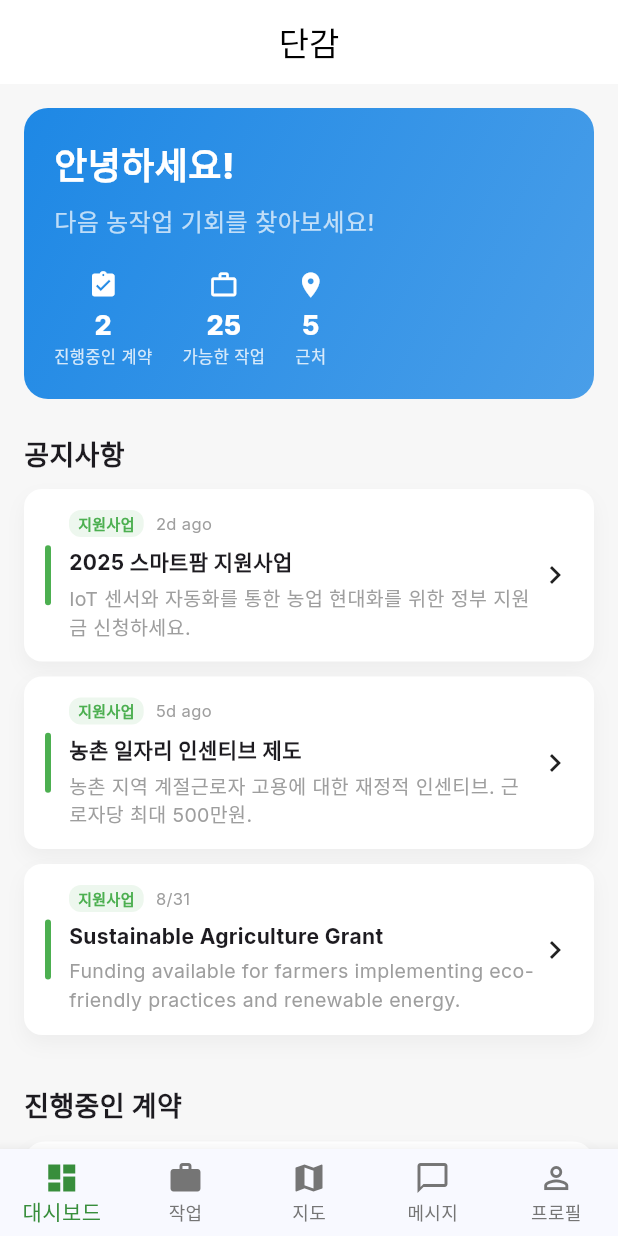
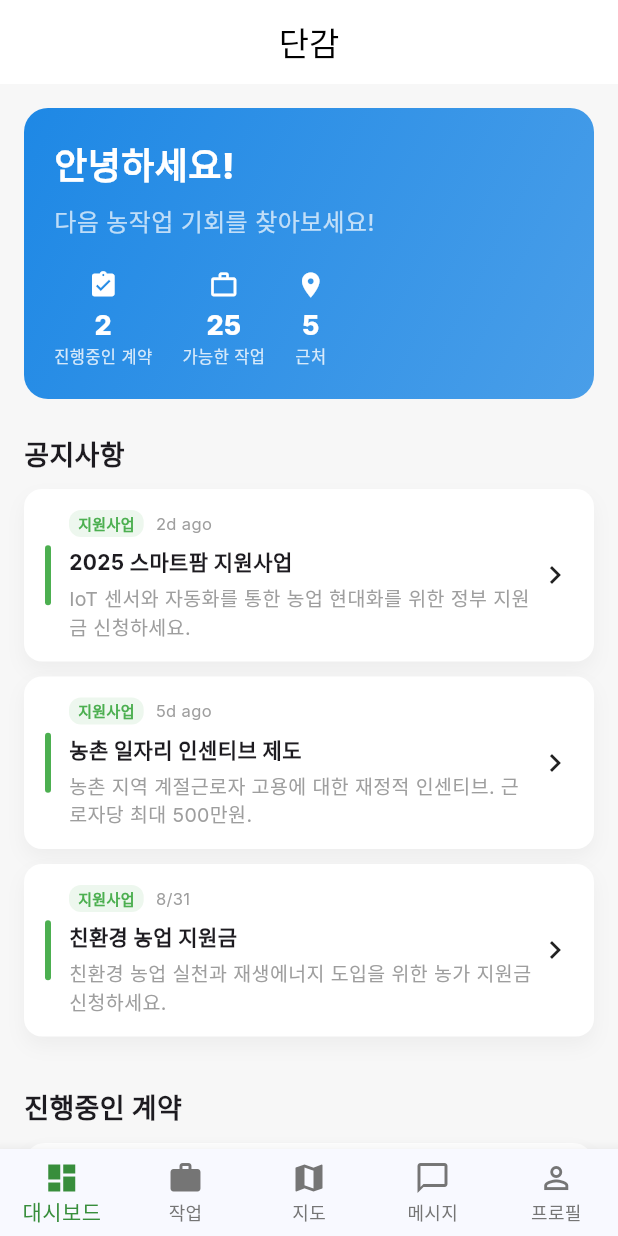
Before and after one commit to Via-Hyun0/dangam_app, a Flutter app: the screen it shows after launch, on a phone screen of 412 x 824 dp. Run offline on Flutter 3.47's test engine with Material 3 defaults, Android fonts, the phone set to English and light mode, and no system bars; our stand-ins replace google_fonts, google_maps_flutter; missing offline and left inert: farm_work_app.

Commit message:
feat: Complete Korean localization of mock data
- Translate all notices to Korean (support, policy, events, updates)
- Translate all job data to Korean with Gimje locations
- Update job titles, crops, locations, equipment, and employer names
- Ensure all mock data is fully localized for Korean users

```diff
--- a/lib/data/mock_jobs.dart
+++ b/lib/data/mock_jobs.dart
@@ -168,156 +168,156 @@ final List<Job> mockJobs = [
   // Harvesting
   Job(
     id: 'j14',
-    title: 'Wheat harvest',
-    crop: 'Wheat',
-    location: 'Wimmera',
+    title: '밀 수확',
+    crop: '밀',
+    location: '김제시 금구면',
     areaHectares: 25.0,
-    requiredEquipment: const ['Combine harvester', 'Grain truck'],
+    requiredEquipment: const ['콤바인', '곡물 트럭'],
     scheduledDate: DateTime.now().add(const Duration(days: 10)),
     type: JobType.harvesting,
     distanceKm: 15.2,
-    employerName: 'Wheatfield Agriculture',
+    employerName: '금구 밀농장',
   ),
   Job(
     id: 'j15',
-    title: 'Potato harvest',
-    crop: 'Potato',
-    location: 'Tasmania',
+    title: '감자 수확',
+    crop: '감자',
+    location: '김제시 성덕면',
     areaHectares: 8.7,
-    requiredEquipment: const ['Potato harvester', 'Storage bins'],
+    requiredEquipment: const ['감자 수확기', '저장용 바구니'],
     scheduledDate: DateTime.now().add(const Duration(days: 5)),
     type: JobType.harvesting,
     distanceKm: 22.1,
-    employerName: 'Tasmanian Spuds',
+    employerName: '성덕 감자농장',
   ),
   Job(
     id: 'j16',
-    title: 'Cotton picking',
-    crop: 'Cotton',
-    location: 'Moree Plains',
+    title: '면화 수확',
+    crop: '면화',
+    location: '김제시 봉남면',
     areaHectares: 30.0,
-    requiredEquipment: const ['Cotton picker', 'Module builder'],
+    requiredEquipment: const ['면화 수확기', '모듈 빌더'],
     scheduledDate: DateTime.now().add(const Duration(days: 12)),
     type: JobType.harvesting,
     distanceKm: 45.3,
-    employerName: 'Cotton Country Farms',
+    employerName: '봉남 면화농장',
   ),
 
-  // Soil Preparation
+  // 토양 준비
   Job(
     id: 'j17',
-    title: 'Soil preparation for vegetables',
-    crop: 'Carrot',
-    location: 'Lockyer Valley',
+    title: '채소용 토양 준비',
+    crop: '당근',
+    location: '김제시 부량면',
     areaHectares: 3.2,
-    requiredEquipment: const ['Rototiller', 'Compost spreader'],
+    requiredEquipment: const ['로터틸러', '퇴비 살포기'],
     scheduledDate: DateTime.now().add(const Duration(days: 4)),
     type: JobType.soilPreparation,
     distanceKm: 5.8,
-    employerName: 'Fresh Veggie Farms',
+    employerName: '부량 채소농장',
   ),
   Job(
     id: 'j18',
-    title: 'Field plowing',
-    crop: 'Soybean',
-    location: 'Darling Downs',
+    title: '밭 갈기',
+    crop: '콩',
+    location: '김제시 금구면',
     areaHectares: 18.5,
-    requiredEquipment: const ['Moldboard plow', 'Tractor'],
+    requiredEquipment: const ['보습 쟁기', '트랙터'],
     scheduledDate: DateTime.now().add(const Duration(days: 6)),
     type: JobType.soilPreparation,
     distanceKm: 12.4,
-    employerName: 'Soybean Specialists',
+    employerName: '금구 콩농장',
   ),
 
-  // Pruning
+  // 가지치기
   Job(
     id: 'j19',
-    title: 'Vine pruning',
-    crop: 'Grape',
-    location: 'Hunter Valley',
+    title: '포도 덩굴 가지치기',
+    crop: '포도',
+    location: '김제시 봉남면',
     areaHectares: 4.8,
-    requiredEquipment: const ['Pruning shears', 'Ladders'],
+    requiredEquipment: const ['전지 가위', '사다리'],
     scheduledDate: DateTime.now().add(const Duration(days: 9)),
     type: JobType.pruning,
     distanceKm: 7.2,
-    employerName: 'Hunter Valley Vines',
+    employerName: '봉남 포도농장',
   ),
   Job(
     id: 'j20',
-    title: 'Orchard pruning',
-    crop: 'Peach',
-    location: 'Goulburn Valley',
+    title: '과수원 가지치기',
+    crop: '복숭아',
+    location: '김제시 성덕면',
     areaHectares: 6.2,
-    requiredEquipment: const ['Pruning saws', 'Pole pruners'],
+    requiredEquipment: const ['전지 톱', '고지 가위'],
     scheduledDate: DateTime.now().add(const Duration(days: 11)),
     type: JobType.pruning,
     distanceKm: 13.8,
-    employerName: 'Peach Paradise Orchards',
+    employerName: '성덕 복숭아농장',
   ),
 
-  // Fertilizing
+  // 비료 주기
   Job(
     id: 'j21',
-    title: 'Fertilizer application',
-    crop: 'Wheat',
-    location: 'Wimmera',
+    title: '비료 시용',
+    crop: '밀',
+    location: '김제시 금구면',
     areaHectares: 22.0,
-    requiredEquipment: const ['Fertilizer spreader', 'Tractor'],
+    requiredEquipment: const ['비료 살포기', '트랙터'],
     scheduledDate: DateTime.now().add(const Duration(days: 7)),
     type: JobType.fertilizing,
     distanceKm: 15.2,
-    employerName: 'Wheatfield Agriculture',
+    employerName: '금구 밀농장',
   ),
   Job(
     id: 'j22',
-    title: 'Organic compost spreading',
-    crop: 'Lettuce',
-    location: 'Werribee',
+    title: '유기 퇴비 살포',
+    crop: '상추',
+    location: '김제시 부량면',
     areaHectares: 2.5,
-    requiredEquipment: const ['Compost spreader', 'Wheelbarrow'],
+    requiredEquipment: const ['퇴비 살포기', '손수레'],
     scheduledDate: DateTime.now().add(const Duration(days: 3)),
     type: JobType.fertilizing,
     distanceKm: 1.3,
-    employerName: 'Riverland Produce Co.',
+    employerName: '부량 채소농장',
   ),
 
-  // Pest Control
+  // 해충 방제
   Job(
     id: 'j23',
-    title: 'Pest control spraying',
-    crop: 'Cotton',
-    location: 'Moree Plains',
+    title: '해충 방제 살포',
+    crop: '면화',
+    location: '김제시 봉남면',
     areaHectares: 25.0,
-    requiredEquipment: const ['Sprayer', 'Protective gear', 'Pesticides'],
+    requiredEquipment: const ['살포기', '보호장비', '농약'],
     scheduledDate: DateTime.now().add(const Duration(days: 4)),
     type: JobType.pestControl,
     distanceKm: 45.3,
-    employerName: 'Cotton Country Farms',
+    employerName: '봉남 면화농장',
   ),
   Job(
     id: 'j24',
-    title: 'Integrated pest management',
-    crop: 'Tomato',
-    location: 'Lockyer Valley',
+    title: '종합 해충 관리',
+    crop: '토마토',
+    location: '김제시 부량면',
     areaHectares: 3.5,
-    requiredEquipment: const ['Beneficial insects', 'Monitoring traps'],
+    requiredEquipment: const ['천적 곤충', '모니터링 트랩'],
     scheduledDate: DateTime.now().add(const Duration(days: 6)),
     type: JobType.pestControl,
     distanceKm: 5.8,
-    employerName: 'Tomato Growers Inc',
+    employerName: '부량 토마토농장',
   ),
 
-  // Fencing
+  // 울타리 설치
   Job(
     id: 'j25',
-    title: 'Farm fence repair',
-    crop: 'Cattle',
-    location: 'Central Highlands',
+    title: '농장 울타리 수리',
+    crop: '소',
+    location: '김제시 금구면',
     areaHectares: 0.0,
-    requiredEquipment: const ['Wire', 'Posts', 'Fencing tools'],
+    requiredEquipment: const ['철사', '기둥', '울타리 도구'],
     scheduledDate: DateTime.now().add(const Duration(days: 5)),
     type: JobType.fencing,
     distanceKm: 28.7,
-    employerName: 'Highland Cattle Co.',
+    employerName: '금구 목장',
   ),
 ];
--- a/lib/data/mock_notices.dart
+++ b/lib/data/mock_notices.dart
@@ -71,143 +71,143 @@ final List<Notice> mockNotices = [
   ),
   Notice(
     id: 'n3',
-    title: 'Sustainable Agriculture Grant',
+    title: '친환경 농업 지원금',
     content:
-        'Funding available for farmers implementing eco-friendly practices and renewable energy.',
+        '친환경 농업 실천과 재생에너지 도입을 위한 농가 지원금 신청하세요.',
     publishedAt: DateTime.now().subtract(const Duration(days: 7)),
     type: NoticeType.support,
     link: 'https://example.com/sustainable-agriculture',
   ),
   Notice(
     id: 'n4',
-    title: 'Young Farmer Development Program',
+    title: '청년농업인 육성 프로그램',
     content:
-        'Mentorship and financial support for farmers under 35 starting their agricultural business.',
+        '35세 미만 청년농업인을 위한 멘토링 및 창업 자금 지원 프로그램입니다.',
     publishedAt: DateTime.now().subtract(const Duration(days: 10)),
     type: NoticeType.support,
     link: 'https://example.com/young-farmer-program',
   ),
 
-  // Policy Updates
+  // 정책 업데이트
   Notice(
     id: 'n5',
-    title: 'New Safety Regulations for Farm Workers',
+    title: '농업 근로자 안전 규정 신규 제정',
     content:
-        'Updated safety guidelines for agricultural workers effective March 2025.',
+        '2025년 3월부터 시행되는 농업 근로자 안전 가이드라인이 업데이트되었습니다.',
     publishedAt: DateTime.now().subtract(const Duration(days: 4)),
     type: NoticeType.policy,
   ),
   Notice(
     id: 'n6',
-    title: 'Minimum Wage Increase for Seasonal Workers',
+    title: '계절근로자 최저임금 인상',
     content:
-        'New minimum wage rates for agricultural workers effective February 1st, 2025.',
+        '2025년 2월 1일부터 농업 근로자 최저임금이 인상됩니다.',
     publishedAt: DateTime.now().subtract(const Duration(days: 6)),
     type: NoticeType.policy,
   ),
   Notice(
     id: 'n7',
-    title: 'Updated Pesticide Use Guidelines',
+    title: '농약 사용 지침 개정',
     content:
-        'New regulations for pesticide application and worker safety protocols.',
+        '농약 살포 및 근로자 안전 규정이 새롭게 개정되었습니다.',
     publishedAt: DateTime.now().subtract(const Duration(days: 8)),
     type: NoticeType.policy,
   ),
   Notice(
     id: 'n8',
-    title: 'Water Usage Restrictions Update',
+    title: '농업용수 사용 제한 업데이트',
     content:
-        'Revised water allocation limits for agricultural use during dry season.',
+        '건조기간 중 농업용수 배분 한도가 수정되었습니다.',
     publishedAt: DateTime.now().subtract(const Duration(days: 12)),
     type: NoticeType.policy,
   ),
 
-  // Events
+  // 행사
   Notice(
     id: 'n9',
-    title: 'Agricultural Technology Expo 2025',
+    title: '2025 농업기술 전시회',
     content:
-        'Join us at the annual expo showcasing the latest in farming technology and equipment.',
+        '최신 농업 기술과 장비를 선보이는 연례 전시회에 참여하세요.',
     publishedAt: DateTime.now().subtract(const Duration(days: 3)),
     type: NoticeType.event,
     link: 'https://example.com/agtech-expo-2025',
   ),
   Notice(
     id: 'n10',
-    title: 'Farm Safety Workshop Series',
+    title: '농장 안전 워크숍 시리즈',
     content:
-        'Free workshops on farm safety, equipment operation, and emergency procedures.',
+        '농장 안전, 장비 조작, 비상 절차에 대한 무료 워크숍을 개최합니다.',
     publishedAt: DateTime.now().subtract(const Duration(days: 9)),
     type: NoticeType.event,
     link: 'https://example.com/farm-safety-workshop',
   ),
   Notice(
     id: 'n11',
-    title: 'Organic Farming Conference',
+    title: '유기농업 컨퍼런스',
     content:
-        'Learn about organic farming techniques, certification, and market opportunities.',
+        '유기농업 기술, 인증, 시장 기회에 대해 알아보세요.',
     publishedAt: DateTime.now().subtract(const Duration(days: 11)),
     type: NoticeType.event,
     link: 'https://example.com/organic-farming-conference',
   ),
   Notice(
     id: 'n12',
-    title: 'Rural Jobs Fair 2025',
+    title: '2025 농촌 일자리 박람회',
     content:
-        'Connect with employers and find seasonal work opportunities in rural areas.',
+        '고용주와 연결되고 농촌 지역 계절근로 기회를 찾아보세요.',
     publishedAt: DateTime.now().subtract(const Duration(days: 13)),
     type: NoticeType.event,
     link: 'https://example.com/rural-jobs-fair',
   ),
 
-  // Platform Updates
+  // 플랫폼 업데이트
   Notice(
     id: 'n13',
-    title: 'Platform Maintenance Scheduled',
+    title: '플랫폼 정기 점검 예정',
     content:
-        'Scheduled maintenance on January 15th from 2-4 AM. Some features may be temporarily unavailable.',
+        '1월 15일 새벽 2-4시 정기 점검으로 일부 기능이 일시적으로 이용 불가할 수 있습니다.',
     publishedAt: DateTime.now().subtract(const Duration(days: 1)),
     type: NoticeType.update,
   ),
   Notice(
     id: 'n14',
-    title: 'New Mobile App Features',
+    title: '새로운 모바일 앱 기능',
     content:
-        'Check out the latest updates: offline mode, push notifications, and improved job matching.',
+        '최신 업데이트를 확인하세요: 오프라인 모드, 푸시 알림, 개선된 작업 매칭.',
     publishedAt: DateTime.now().subtract(const Duration(days: 14)),
     type: NoticeType.update,
   ),
   Notice(
     id: 'n15',
-    title: 'Enhanced Job Search Filters',
+    title: '향상된 작업 검색 필터',
     content:
-        'New filtering options by distance, pay rate, and work duration now available.',
+        '거리, 급여, 근무 기간별 새로운 필터링 옵션이 추가되었습니다.',
     publishedAt: DateTime.now().subtract(const Duration(days: 16)),
     type: NoticeType.update,
   ),
   Notice(
     id: 'n16',
-    title: 'Payment System Upgrade',
+    title: '결제 시스템 업그레이드',
     content:
-        'Faster and more secure payment processing for completed contracts.',
+        '완료된 계약에 대한 더 빠르고 안전한 결제 처리가 가능합니다.',
     publishedAt: DateTime.now().subtract(const Duration(days: 18)),
     type: NoticeType.update,
   ),
 
-  // Weather & Seasonal
+  // 날씨 및 계절
   Notice(
     id: 'n17',
-    title: 'Heat Wave Safety Alert',
+    title: '폭염 안전 경보',
     content:
-        'Extreme heat conditions expected. Ensure adequate hydration and rest breaks for workers.',
+        '극한 고온이 예상됩니다. 근로자들의 충분한 수분 섭취와 휴식 시간을 보장하세요.',
     publishedAt: DateTime.now().subtract(const Duration(hours: 6)),
     type: NoticeType.policy,
   ),
   Notice(
     id: 'n18',
-    title: 'Harvest Season Preparation',
+    title: '수확철 준비',
     content:
-        'Tips and resources for preparing your farm for the upcoming harvest season.',
+        '다가오는 수확철을 위한 농장 준비 팁과 자료를 제공합니다.',
     publishedAt: DateTime.now().subtract(const Duration(days: 20)),
     type: NoticeType.support,
   ),
```
